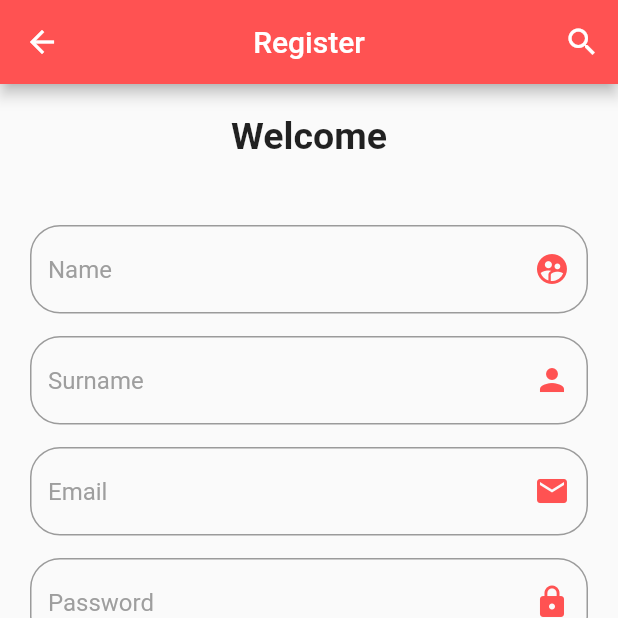
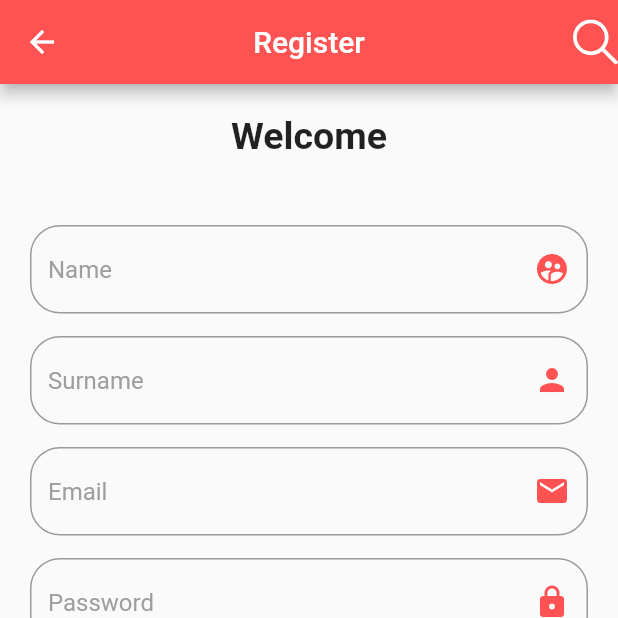
Before and after one commit to vedatbilaloglu/login, a Flutter app: the screen it shows after launch, on a phone screen of 412 x 824 dp, the top half of it. Run offline on Flutter 3.47's test engine with Material 2 defaults, Android fonts, the phone set to English and light mode, and no system bars; our stand-ins replace flutter_svg; Roboto replaces fonts that are missing (OpenSans).

Commit message:
last commit

```diff
--- a/login/lib/main.dart
+++ b/login/lib/main.dart
@@ -1,5 +1,6 @@
 import 'package:flutter/material.dart';
 import 'package:flutter/services.dart';
+import 'package:flutter_svg/flutter_svg.dart';
 
 void main() => runApp(App());
 
@@ -21,6 +22,7 @@ class _LoginPageState extends State<LoginPage> {
 
   Icon searchIcon = new Icon(Icons.search, color: Colors.white,);
   Icon sendIcon = new Icon(Icons.send, color: Colors.black,);
+  static const searchSVG = 'assets/svg/search.svg';
   @override
   Widget build(BuildContext context) {
     return Scaffold(
@@ -32,10 +34,21 @@ class _LoginPageState extends State<LoginPage> {
         ),
         backgroundColor: Colors.redAccent,
         actions: <Widget>[
+          /*
           IconButton(
             icon: searchIcon,
             onPressed: (){},
           )
+          */
+
+            SvgPicture.asset(
+              searchSVG,
+              height: 30.0,
+              width: 30.0,
+              alignment: Alignment.centerRight,
+              color: Colors.white,
+          ),
+
         ],
       ),
       body: Padding(
--- a/login/pubspec.yaml
+++ b/login/pubspec.yaml
@@ -12,7 +12,9 @@ dependencies:
     sdk: flutter
 
 
+
   cupertino_icons: ^0.1.2
+  flutter_svg: ^0.17.3+1
 
 dev_dependencies:
   flutter_test:
@@ -28,3 +30,4 @@ flutter:
     - assets/instagram.jpg
     - assets/twitter.jpg
     - assets/google.jpg
+    - assets/svg/search.svg
```
Also changed, not shown: login/assets/svg/search.svg (added), login/pubspec.lock.
